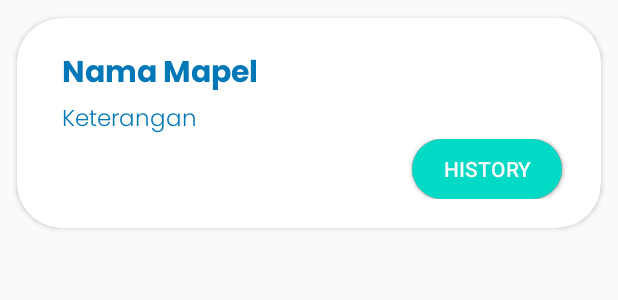
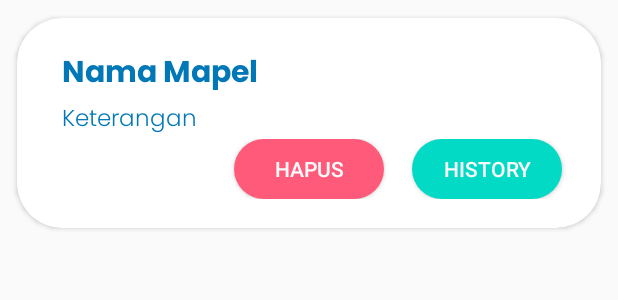
Before and after one commit to acruz2332/PAD_RumahBelajar, an Android app: the layout item_label_quiz.xml on its own in the app's theme, with its tools: preview values and no code run, on a phone screen of 412 x 824 dp. Shown: the top 300 px of the screen. Run offline under Robolectric (Android 15) with nearby library versions, the phone set to English and light mode, and no system bars.

Commit message:
sixth commit

```diff
--- /dev/null
+++ b/app/src/main/res/drawable/ic_delete.xml
@@ -0,0 +1,5 @@
+<vector android:height="24dp" android:tint="#FFFFFF"
+    android:viewportHeight="24" android:viewportWidth="24"
+    android:width="24dp" xmlns:android="http://schemas.android.com/apk/res/android">
+    <path android:fillColor="@android:color/white" android:pathData="M6,19c0,1.1 0.9,2 2,2h8c1.1,0 2,-0.9 2,-2L18,7L6,7v12zM8,9h8v10L8,19L8,9zM15.5,4l-1,-1h-5l-1,1L5,4v2h14L19,4z"/>
+</vector>
--- a/app/src/main/res/layout/activity_video.xml
+++ b/app/src/main/res/layout/activity_video.xml
@@ -43,6 +43,7 @@
         android:layout_height="wrap_content"
         android:text="@string/sejarah_indonesia"
         android:fontFamily="@font/dm_sans"
+        android:justificationMode="inter_word"
         android:textSize="11sp"
         android:layout_marginEnd="20dp"
         android:layout_marginStart="20dp"
--- a/app/src/main/res/layout/fragment_profile.xml
+++ b/app/src/main/res/layout/fragment_profile.xml
@@ -123,8 +123,10 @@
             android:textColor="@color/white"
             app:layout_constraintBottom_toBottomOf="parent"
             app:layout_constraintEnd_toEndOf="parent"
+            app:layout_constraintHorizontal_bias="0.498"
             app:layout_constraintStart_toStartOf="parent"
-            app:layout_constraintTop_toBottomOf="@+id/tvtoken" />
+            app:layout_constraintTop_toBottomOf="@+id/tvtoken"
+            app:layout_constraintVertical_bias="0.224" />
 
     </androidx.constraintlayout.widget.ConstraintLayout>
 
--- a/app/src/main/res/layout/item_label_quiz.xml
+++ b/app/src/main/res/layout/item_label_quiz.xml
@@ -1,5 +1,6 @@
 <?xml version="1.0" encoding="utf-8"?>
 <androidx.cardview.widget.CardView xmlns:android="http://schemas.android.com/apk/res/android"
+    xmlns:tools="http://schemas.android.com/tools"
     android:layout_width="match_parent"
     android:layout_height="wrap_content"
     xmlns:app="http://schemas.android.com/apk/res-auto"
@@ -52,12 +53,14 @@
                     android:layout_width="100dp"
                     android:layout_height="40dp"
                     android:layout_gravity="end"
-                    android:layout_marginEnd="16dp"
                     android:background="@drawable/button_danger"
                     android:gravity="center"
                     android:text="Hapus"
                     android:textColor="#FAFAFA"
-                    app:layout_constraintEnd_toEndOf="parent" />
+                    app:layout_constraintBottom_toBottomOf="parent"
+                    app:layout_constraintEnd_toEndOf="parent"
+                    app:layout_constraintStart_toStartOf="parent"
+                    app:layout_constraintTop_toTopOf="parent" />
 
                 <Button
                     android:id="@+id/btnHistory"
@@ -68,7 +71,9 @@
                     android:gravity="center"
                     android:text="History"
                     android:textColor="#FAFAFA"
-                    app:layout_constraintEnd_toEndOf="parent" />
+                    app:layout_constraintBottom_toBottomOf="parent"
+                    app:layout_constraintEnd_toEndOf="parent"
+                    app:layout_constraintTop_toTopOf="parent" />
 
             </androidx.constraintlayout.widget.ConstraintLayout>
 
```
Also changed, not shown: app/src/main/res/layout/item_question.xml (+15 -6 lines), 243 other files.
